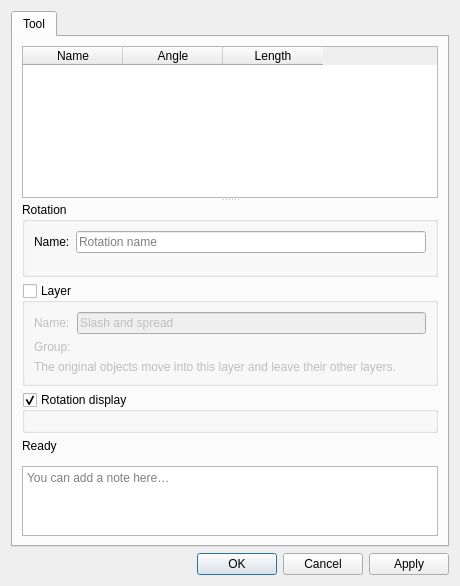
Old version of the form src/libs/vtools/dialogs/tools/odialogspread.ui in the repository equinox-patterns/Ostara.
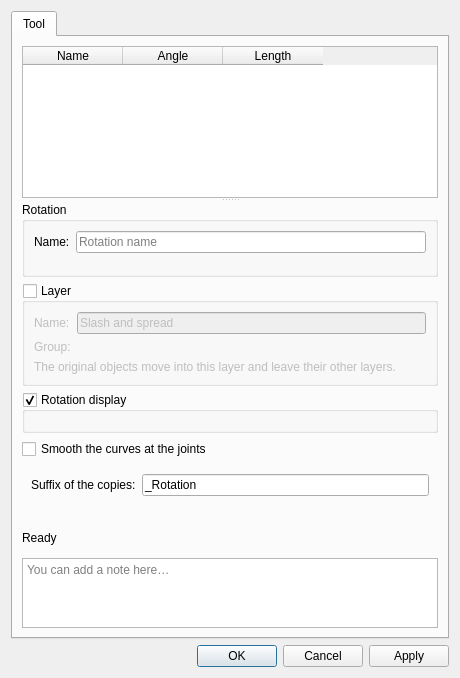
New version of the form. Icons and pictures are not drawn. Custom widgets are drawn as their Qt base class.

Diff of the .ui file:
```diff
--- a/src/libs/vtools/dialogs/tools/odialogspread.ui
+++ b/src/libs/vtools/dialogs/tools/odialogspread.ui
@@ -170,6 +170,52 @@
          <layout class="QFormLayout" name="formLayoutDisplay"/>
         </widget>
        </item>
+       <item>
+        <widget class="QCheckBox" name="checkBoxSmooth">
+         <property name="toolTip">
+          <string>Rebuild each run of curves as one smooth curve passing through the pivots, then give every copy its own segment back. The corners the rotations leave disappear, and the points the copies reach do not move.</string>
+         </property>
+         <property name="text">
+          <string>Smooth the curves at the joints</string>
+         </property>
+        </widget>
+       </item>
+       <item>
+        <widget class="QWidget" name="copySuffixRow" native="true">
+         <layout class="QHBoxLayout" name="copySuffixLayout">
+          <item>
+           <widget class="QLabel" name="labelCopySuffix">
+            <property name="text">
+             <string>Suffix of the copies:</string>
+            </property>
+           </widget>
+          </item>
+          <item>
+           <widget class="QLineEdit" name="lineEditCopySuffix">
+            <property name="toolTip">
+             <string>The copies of curves, arcs and lines take the name of their source and this suffix, which is what makes them callable: a curve named portion2 becomes Courbe_portion2_Rotation.</string>
+            </property>
+            <property name="text">
+             <string>_Rotation</string>
+            </property>
+           </widget>
+          </item>
+         </layout>
+        </widget>
+       </item>
+       <item>
+        <widget class="QLabel" name="labelSmoothingSummary">
+         <property name="visible">
+          <bool>false</bool>
+         </property>
+         <property name="text">
+          <string/>
+         </property>
+         <property name="wordWrap">
+          <bool>true</bool>
+         </property>
+        </widget>
+       </item>
        <item>
         <widget class="QLabel" name="labelStatus">
          <property name="visible">
```
